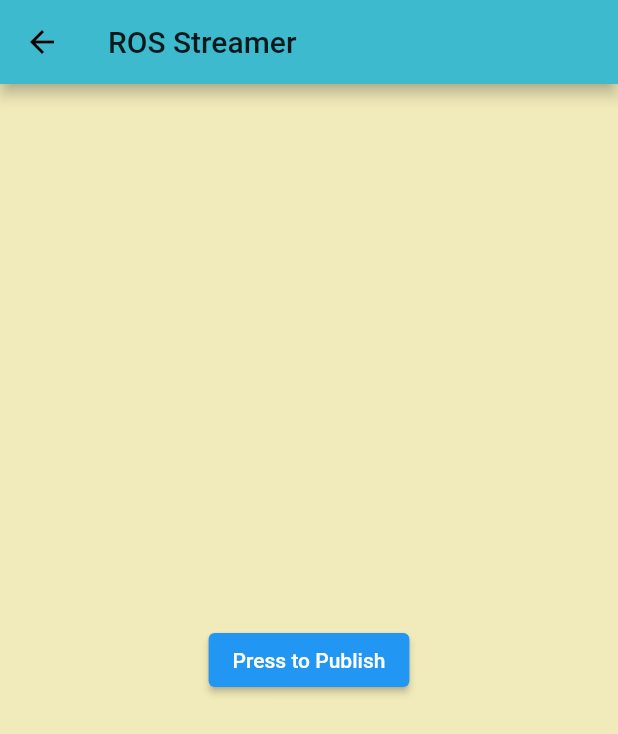
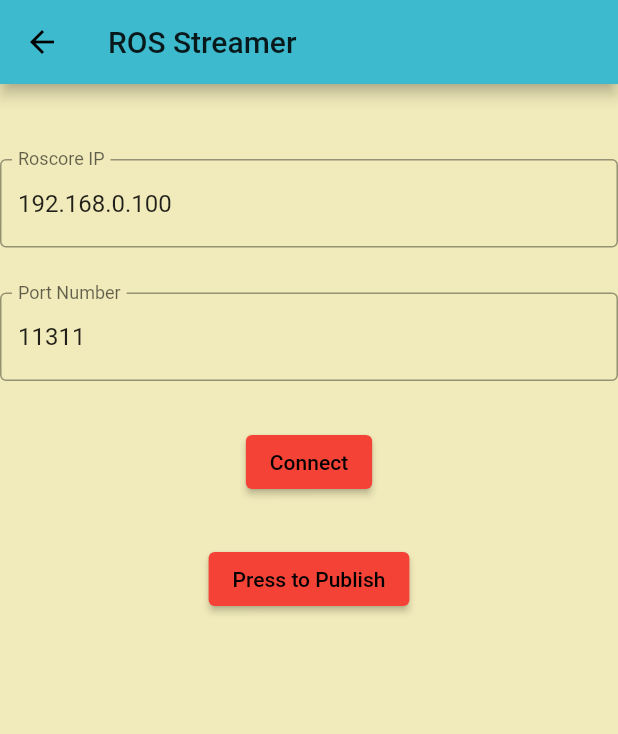
Before and after one commit to Soft-illusion/Mobile_sensors_app, a Flutter app: the screen it shows after launch, after a tap on "Stream Data to ROS", on a phone screen of 412 x 824 dp. Shown: the top 734 px of the screen. Run offline on Flutter 3.47's test engine with Material 2 defaults, Android fonts, the phone set to English and light mode, and no system bars; our stand-ins replace camera, dartx, geolocator, sensors_plus; missing offline and left inert: dartros, sensor_msgs, std_msgs.

Commit message:
Made dynamic fields to accept IP and port number

```diff
--- a/lib/screens/ros_master_uri.dart
+++ b/lib/screens/ros_master_uri.dart
@@ -15,15 +15,18 @@ class RosStreamer extends StatefulWidget {
 class _RosStreamerState extends State<RosStreamer> {
   late NodeHandle nh;
   late Publisher imu_pub;
+  String IpAddressRos = '192.168.0.100';
+  String RosPort = '11311';
+  bool connected = false;
 
   @override
   void initState() {
     super.initState();
-    init_ros();
+
   }
 
   void init_ros() async {
-    nh = await initNode("Hey", [], rosMasterUri: "http://192.168.0.107:11311");
+    nh = await initNode("Hey", [], rosMasterUri: 'http://'+IpAddressRos+':'+RosPort);
     imu_pub = nh.advertise<StringMessage>("/imu/raw", StringMessage.$prototype);
   }
 
@@ -33,16 +36,85 @@ class _RosStreamerState extends State<RosStreamer> {
       appBar: AppBar(
         title: Text("ROS Streamer"),
       ),
-      body: Center(
+
+      body: SafeArea(
+        child: ListView(
+          children: <Widget>[
+            SizedBox(height: 20.0),
+            Column(
+              mainAxisAlignment: MainAxisAlignment.end,
+              children: [
+                Padding(
+                  padding: EdgeInsets.only(top: 30.0),
+                  child:TextFormField(
+                    initialValue: IpAddressRos,
+                    onChanged: (String value){
+                      IpAddressRos = value;
+                    },
+                    obscureText: false,
+                    decoration: InputDecoration(
+                      border: OutlineInputBorder(),
+                      labelText: 'Roscore IP',
+                    ),
+                  )
+                ),
+
+                Padding(
+                  padding: EdgeInsets.only(top: 30.0),
+                  child:TextFormField(
+                      initialValue: RosPort,
+                      onChanged: (String port){
+                        RosPort = port;
+                    },
+                    obscureText: false,
+                    decoration: InputDecoration(
+                      border: OutlineInputBorder(),
+                      labelText: 'Port Number',
+                    ),
+                  )
+                ),
+
+                Padding(
+                  padding: EdgeInsets.only(top: 30.0),
                   child: ElevatedButton(
+                     style: ElevatedButton.styleFrom(
+                          onPrimary: Colors.black,
+                          primary: Colors.red,
+                          ) ,
                     onPressed: () async{
+                      try {
+                        print('Port :' + RosPort);
+                        print('IP :' + IpAddressRos);
+
+                        connected = true;
+                        // try catch not catching the non roscore IP
+                        init_ros();
+                      }
+                      on Exception catch (_){
+                        connected = false;
+                      }
+                    },
+                    child: Text(
+                      "Connect",
+                      textAlign: TextAlign.center,
+                    ),
+                  ),
+                ),
+                Padding(
+                  padding: EdgeInsets.only(top: 30.0),
+                  child: ElevatedButton(
+                    style: ElevatedButton.styleFrom(
+                          onPrimary: Colors.black,
+                          primary: connected? Colors.green:Colors.red, // not functional as this gets color when it loads. Need dynamic reconfiguration.
+                          ) ,
+                    onPressed: () async{
+                      print(connected);
                       final imu_msg = StringMessage(data: "Hi!!");
                       for (int i=0;i<10;i++){
                         print("Publish button pressed");
                         imu_pub.publish(imu_msg,1);
                         await Future.delayed(2.seconds);
                       }
-            // sleep(const Duration(data: RosTime(secs: 1)));
                     },
                     child: Text(
                       "Press to Publish",
@@ -50,6 +122,11 @@ class _RosStreamerState extends State<RosStreamer> {
                     ),
                   ),
                 ),
+            ],
+            ),
+          ],
+       ),
+      ),
     );
   }
 }
```
Lines whose indentation alone changed are shown as unchanged.
